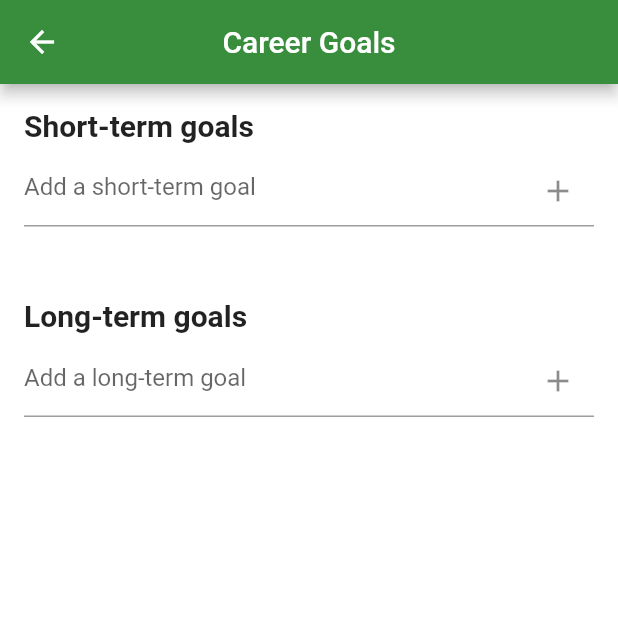
After one commit to JayNordy/csfinalproject, a Flutter app: the screen it shows after launch, after a tap on "Career Goals", on a phone screen of 412 x 824 dp, the top half of it. The commit adds this screen. Run offline on Flutter 3.47's test engine with Material 2 defaults, Android fonts, the phone set to English and light mode, and no system bars; our stand-ins replace audioplayers, flutter_rating_bar.

Commit message:
Career goals page completed
Finished the full implementation of the career goals page, allows user to set short and long term goals.

```diff
--- a/lib/main.dart
+++ b/lib/main.dart
@@ -6,7 +6,7 @@ import 'pages/journal_page.dart';
 import 'pages/comparing_page.dart';
 import 'pages/video_page.dart';
 import 'pages/sound_page.dart';
-import 'pages/calendar_page.dart';
+import 'pages/career_goals_page.dart';
 import 'package:finalproject/utils/journal.dart';
 import 'utils/database.dart';
 
@@ -177,14 +177,14 @@ class MyApp extends StatelessWidget {
                             child: ElevatedButton(
                               style: ElevatedButton.styleFrom(
                                   primary: Colors.green.shade700),
-                              child: const Text('Calendar'),
+                              child: const Text('Career Goals'),
                               onPressed: () async {
                                 //wait for page to exit before setting "soundsLoaded" to ture
                                 await Navigator.push(
                                     context,
                                     MaterialPageRoute(
                                       builder: (context) =>
-                                          CalendarPage()));
+                                          CareerGoalsPage()));
                               },
                             ),
                           ),
--- /dev/null
+++ b/lib/pages/career_goals_page.dart
@@ -0,0 +1,125 @@
+import 'package:flutter/cupertino.dart';
+import 'package:flutter/material.dart';
+
+class CareerGoalsPage extends StatefulWidget {
+  CareerGoalsPage({Key? key}) : super(key: key);
+
+  @override
+  _CareerGoalsPageState createState() => _CareerGoalsPageState();
+}
+
+class _CareerGoalsPageState extends State<CareerGoalsPage> {
+  List<String> shortTermGoals = [];
+  List<String> longTermGoals = [];
+  TextEditingController shortTermGoalController = TextEditingController();
+  TextEditingController longTermGoalController = TextEditingController();
+
+  @override
+  void initState() {
+    super.initState();
+  }
+
+  @override
+  void dispose() {
+    shortTermGoalController.dispose();
+    longTermGoalController.dispose();
+    super.dispose();
+  }
+
+  void addShortTermGoal() {
+    setState(() {
+      shortTermGoals.add(shortTermGoalController.text);
+      shortTermGoalController.clear();
+    });
+  }
+
+  void addLongTermGoal() {
+    setState(() {
+      longTermGoals.add(longTermGoalController.text);
+      longTermGoalController.clear();
+    });
+  }
+
+  void checkGoal(int index, bool isShortTermGoal) {
+    setState(() {
+      if (isShortTermGoal) {
+        shortTermGoals[index] = '✅ ' + shortTermGoals[index];
+      } else {
+        longTermGoals[index] = '✅ ' + longTermGoals[index];
+      }
+    });
+  }
+
+  Widget buildGoalList(List<String> goals, bool isShortTermGoal) {
+    return ListView.builder(
+      shrinkWrap: true,
+      itemCount: goals.length,
+      itemBuilder: (BuildContext context, int index) {
+        return ListTile(
+          title: Text(goals[index]),
+          trailing: Checkbox(
+            value: goals[index].startsWith('✅ '),
+            onChanged: (value) => checkGoal(index, isShortTermGoal),
+          ),
+        );
+      },
+    );
+  }
+
+  @override
+  Widget build(BuildContext context) {
+    return Scaffold(
+      appBar: AppBar(
+        title: Text("Career Goals"),
+        centerTitle: true,
+        backgroundColor: Colors.green.shade700,
+      ),
+      backgroundColor: Colors.white,
+      body: SingleChildScrollView(
+        child: Padding(
+          padding: const EdgeInsets.all(16.0),
+          child: Column(
+            crossAxisAlignment: CrossAxisAlignment.start,
+            children: <Widget>[
+              Text(
+                'Short-term goals',
+                style: TextStyle(fontSize: 20, fontWeight: FontWeight.bold),
+              ),
+              SizedBox(height: 8),
+              TextField(
+                controller: shortTermGoalController,
+                decoration: InputDecoration(
+                  hintText: 'Add a short-term goal',
+                  suffixIcon: IconButton(
+                    icon: Icon(Icons.add),
+                    onPressed: addShortTermGoal,
+                  ),
+                ),
+              ),
+              SizedBox(height: 16),
+              buildGoalList(shortTermGoals, true),
+              SizedBox(height: 32),
+              Text(
+                'Long-term goals',
+                style: TextStyle(fontSize: 20, fontWeight: FontWeight.bold),
+              ),
+              SizedBox(height: 8),
+              TextField(
+                controller: longTermGoalController,
+                decoration: InputDecoration(
+                  hintText: 'Add a long-term goal',
+                  suffixIcon: IconButton(
+                    icon: Icon(Icons.add),
+                    onPressed: addLongTermGoal,
+                  ),
+                ),
+              ),
+              SizedBox(height: 16),
+              buildGoalList(longTermGoals, false),
+            ],
+          ),
+        ),
+      ),
+    );
+  }
+}
--- a/lib/pages/create_journal_page.dart
+++ b/lib/pages/create_journal_page.dart
@@ -1,4 +1,4 @@
-import 'package:flutter/cupertino.dart';
+  import 'package:flutter/cupertino.dart';
 import 'package:flutter/material.dart';
 import 'package:flutter_rating_bar/flutter_rating_bar.dart';
 import 'package:finalproject/utils/journal.dart';
```
Also changed, not shown: lib/pages/calendar_page.dart (deleted, +0 -35 lines).
